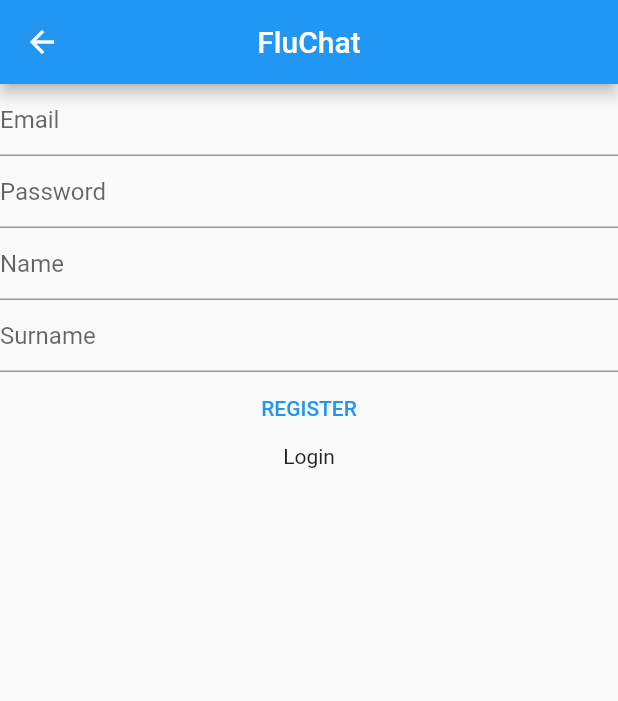
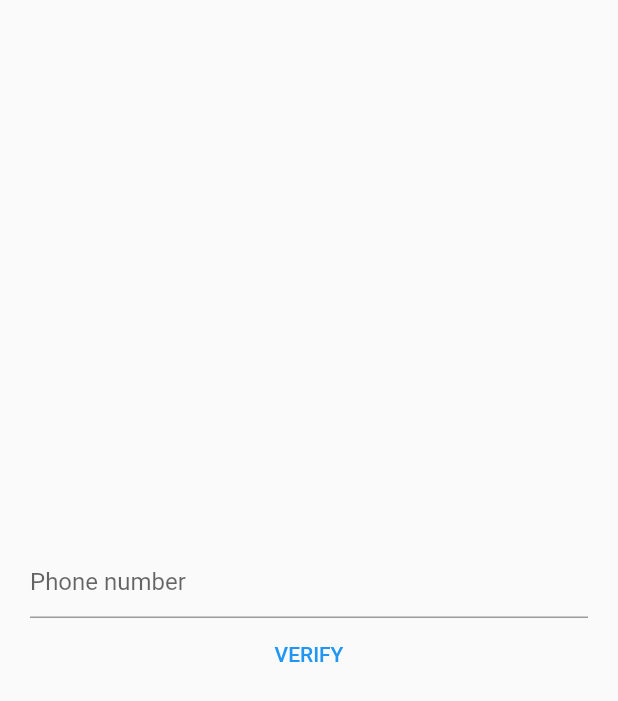
Before and after one commit to desxz/Fluchat, a Flutter app: the screen it shows after launch, on a phone screen of 412 x 824 dp. Shown: the top 701 px of the screen. Run offline on Flutter 3.47's test engine with Material 2 defaults, Android fonts, the phone set to English and light mode, and no system bars; our stand-ins replace cached_network_image, cloud_firestore, firebase_auth, firebase_core, flutter_mobx, mobx; accounts and stored records are empty; generated files the repository leaves out were written again.

Commit message:
Phone Number Verification Completed and Image Picker Init

```diff
--- a/lib/feature/auth/model/user_model.dart
+++ b/lib/feature/auth/model/user_model.dart
@@ -5,16 +5,14 @@ part 'user_model.g.dart';
 @JsonSerializable()
 class UserModel {
   String? userid;
-  String? email;
-  String? password;
+  String? phoneNumber;
   String? name;
   String? surname;
   String? imageUrl;
 
   UserModel({
     this.userid,
-    this.email,
-    this.password,
+    this.phoneNumber,
     this.name,
     this.surname,
     this.imageUrl =
--- /dev/null
+++ b/lib/feature/auth/view/components/mobile_form_state_widget.dart
@@ -0,0 +1,30 @@
+import 'package:flutter/material.dart';
+
+class MobileFormStateWidget extends StatelessWidget {
+  const MobileFormStateWidget(
+      {Key? key, this.controller, this.buttonText, required this.onPressed})
+      : super(key: key);
+  final TextEditingController? controller;
+  final String? buttonText;
+  final void Function() onPressed;
+
+  @override
+  Widget build(BuildContext context) {
+    return Padding(
+      padding: const EdgeInsets.all(20.0),
+      child: Column(
+        mainAxisAlignment: MainAxisAlignment.center,
+        children: [
+          TextField(
+            decoration: InputDecoration(hintText: 'Phone number'),
+            controller: controller,
+          ),
+          TextButton(
+            onPressed: onPressed,
+            child: Text(buttonText ?? 'Null'),
+          ),
+        ],
+      ),
+    );
+  }
+}
--- a/lib/feature/auth/view/register_view.dart
+++ /dev/null
@@ -1,125 +0,0 @@
-import 'package:flutter/material.dart';
-import 'package:flutter/services.dart';
-
-import '../../../product/constants/navigation_constants.dart';
-import '../../../product/service/navigation/navigation_service.dart';
-import '../viewmodel/auth_view_model.dart';
-
-class RegisterView extends StatelessWidget {
-  RegisterView({Key? key}) : super(key: key);
-
-  final _authVM = AuthViewModel();
-
-  @override
-  Widget build(BuildContext context) {
-    return Scaffold(
-      appBar: AppBar(
-        title: Text('FluChat'),
-        centerTitle: true,
-      ),
-      body: Column(
-        children: [
-          Form(
-            key: _authVM.formKeyRegister,
-            child: Column(
-              children: [
-                buildTextFormField(
-                    hintText: 'Email',
-                    controller: _authVM.inputEmailController,
-                    validator: (value) {
-                      if (value != null && value.isNotEmpty) {
-                        _authVM.userModel.email =
-                            _authVM.inputEmailController.text;
-                        return null;
-                      }
-                      return 'Please enter valid email';
-                    }),
-                buildTextFormField(
-                    hintText: 'Password',
-                    secureText: true,
-                    controller: _authVM.inputPasswordController,
-                    validator: (value) {
-                      if (value != null &&
-                          value.isNotEmpty &&
-                          value.length >= 6) {
-                        _authVM.userModel.password =
-                            _authVM.inputPasswordController.text;
-                        return null;
-                      }
-                      return 'Please enter valid password';
-                    }),
-                buildTextFormField(
-                    hintText: 'Name',
-                    controller: _authVM.inputNameController,
-                    validator: (value) {
-                      if (value != null &&
-                          value.isNotEmpty &&
-                          value.length >= 3) {
-                        _authVM.userModel.name =
-                            _authVM.inputNameController.text;
-                        return null;
-                      }
-                      return 'Please enter valid name';
-                    }),
-                buildTextFormField(
-                    hintText: 'Surname',
-                    controller: _authVM.inputSurnameController,
-                    validator: (value) {
-                      if (value != null &&
-                          value.isNotEmpty &&
-                          value.length >= 2) {
-                        _authVM.userModel.surname =
-                            _authVM.inputSurnameController.text;
-                        return null;
-                      }
-                      return 'Please enter valid surname';
-                    }),
-                TextButton(
-                    onPressed: () async {
-                      if (_authVM.formKeyRegister.currentState!.validate()) {
-                        _authVM.firebaseAuthService
-                            .createUserWithEmailAndPassword(_authVM.userModel);
-
-                        await NavigationService.instance
-                            .navigateToPage(path: NavigationConstants.LOGIN);
-                      } else {
-                        ScaffoldMessenger.of(context).showSnackBar(
-                          const SnackBar(
-                              content:
-                                  Text('Please control your informations.')),
-                        );
-                      }
-                    },
-                    child: Text('REGISTER')),
-                InkWell(
-                  onTap: () => NavigationService.instance
-                      .navigateToPage(path: NavigationConstants.LOGIN),
-                  child: Text(
-                    'Login',
-                  ),
-                ),
-              ],
-            ),
-          ),
-        ],
-      ),
-    );
-  }
-
-  TextFormField buildTextFormField(
-      {String? hintText,
-      String? Function(String?)? validator,
-      TextEditingController? controller,
-      bool? secureText}) {
-    return TextFormField(
-      controller: controller,
-      keyboardType: TextInputType.emailAddress,
-      decoration: InputDecoration(
-        hintText: hintText,
-        focusColor: Colors.blue,
-      ),
-      obscureText: secureText ?? false,
-      validator: validator,
-    );
-  }
-}
--- /dev/null
+++ b/lib/feature/auth/view/verification_view.dart
@@ -0,0 +1,47 @@
+import 'package:flutter/material.dart';
+import 'package:flutter_mobx/flutter_mobx.dart';
+
+import '../../../product/constants/navigation_constants.dart';
+import '../../../product/service/navigation/navigation_service.dart';
+import '../viewmodel/auth_view_model.dart';
+import 'components/mobile_form_state_widget.dart';
+import 'components/otp_state_widget.dart';
+
+enum VerificationState { MOBILE_FORM_STATE, OTP_STATE }
+
+class VerificationView extends StatelessWidget {
+  VerificationView({Key? key}) : super(key: key);
+
+  final _authVM = AuthViewModel();
+
+  @override
+  Widget build(BuildContext context) {
+    return Scaffold(
+      key: _authVM.scaffoldKey,
+      body: Observer(
+        builder: (_) => _authVM.isLoadingVerification
+            ? Center(child: CircularProgressIndicator.adaptive())
+            : _authVM.currentState == VerificationState.MOBILE_FORM_STATE
+                ? MobileFormStateWidget(
+                    controller: _authVM.inputPhoneNumberController,
+                    buttonText: 'VERIFY',
+                    onPressed: () async {
+                      _authVM.isLoadingVerification = true;
+                      _authVM.verifyPhoneNumber(context);
+                    },
+                  )
+                : OTPStateWidget(
+                    controller: _authVM.inputVerificationIdController,
+                    buttonText: 'CONFIRM',
+                    onPressed: () async {
+                      final _currentUser = await _authVM.verifyOTPCode();
+                      await NavigationService.instance.navigateToPage(
+                        path: NavigationConstants.REGISTER,
+                        data: _currentUser,
+                      );
+                    },
+                  ),
+      ),
+    );
+  }
+}
--- a/lib/main.dart
+++ b/lib/main.dart
@@ -19,7 +19,7 @@ class MyApp extends StatelessWidget {
     return MaterialApp(
       title: 'FluChat',
       debugShowCheckedModeBanner: false,
-      initialRoute: NavigationConstants.REGISTER,
+      initialRoute: NavigationConstants.AUTH,
       navigatorKey: NavigationService.instance.navigatorKey,
       onGenerateRoute: NavigationRoute.instance.generateRoute,
     );
--- a/lib/product/constants/navigation_constants.dart
+++ b/lib/product/constants/navigation_constants.dart
@@ -1,7 +1,7 @@
 class NavigationConstants {
-  static const LOGIN = '/login';
+  static const AUTH = '/auth';
   static const REGISTER = '/register';
   static const HOME = '/home';
   static const CHAT = '/chat';
-  static const USERS = '/users';
+  static const FRIENDS = '/users';
 }
--- a/lib/product/service/navigation/navigation_route.dart
+++ b/lib/product/service/navigation/navigation_route.dart
@@ -1,11 +1,12 @@
+import 'package:firebase_auth/firebase_auth.dart';
 import 'package:flutter/material.dart';
 
 import '../../../feature/auth/model/user_model.dart';
-import '../../../feature/auth/view/login_view.dart';
-import '../../../feature/auth/view/register_view.dart';
+import '../../../feature/auth/view/verification_view.dart';
 import '../../../feature/chat/view/chat_view.dart';
 import '../../../feature/friends/view/friends_view.dart';
 import '../../../feature/home/view/home_view.dart';
+import '../../../feature/register/view/register_view.dart';
 import '../../constants/navigation_constants.dart';
 
 class NavigationRoute {
@@ -17,17 +18,21 @@ class NavigationRoute {
   Route<dynamic> generateRoute(RouteSettings settings) {
     var arguments = settings.arguments;
     switch (settings.name) {
-      case NavigationConstants.REGISTER:
-        return normalNavigate(RegisterView());
-      case NavigationConstants.LOGIN:
-        return normalNavigate(LoginView());
+      case NavigationConstants.AUTH:
+        return normalNavigate(VerificationView());
       case NavigationConstants.HOME:
         return normalNavigate(HomeView());
-      case NavigationConstants.USERS:
-        return normalNavigate(FriendsView());
+      case NavigationConstants.FRIENDS:
+        return normalNavigate(FriendsView(
+          currentUser: arguments as User,
+        ));
       case NavigationConstants.CHAT:
         return normalNavigate(ChatView(
           user: arguments as UserModel,
+        ));
+      case NavigationConstants.REGISTER:
+        return normalNavigate(RegisterView(
+          user: arguments as User,
         ));
 
       default:
--- a/pubspec.yaml
+++ b/pubspec.yaml
@@ -30,6 +30,7 @@ dependencies:
   flutter:
     sdk: flutter
   flutter_mobx: ^2.0.2
+  image_picker: ^0.8.4
   json_annotation: ^4.0.0
   json_serializable: ^4.1.4
   mobx: ^2.0.4
```
Also changed, not shown: lib/feature/auth/view/components/otp_state_widget.dart (added, +30 -0 lines), lib/feature/auth/view/login_view.dart (deleted, +0 -86 lines), lib/feature/auth/viewmodel/auth_view_model.dart (+62 -8 lines), lib/feature/chat/view/chat_view.dart (+21 -8 lines), lib/feature/friends/view/friends_view.dart (+16 -18 lines), lib/feature/friends/viewmodel/friends_viewmodel.dart (+10 -0 lines), lib/feature/register/view/register_view.dart (added, +21 -0 lines), lib/product/service/firebase/firebase_authentication.dart (+24 -28 lines), lib/feature/auth/model/user_model.g.dart, lib/feature/auth/viewmodel/auth_view_model.g.dart, pubspec.lock, 3 other files.
